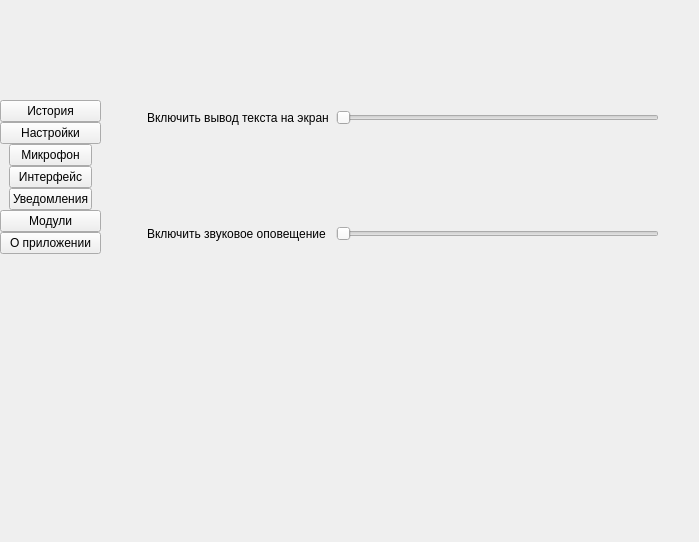
Monsets/Eva, file des.ui: the form before one commit.
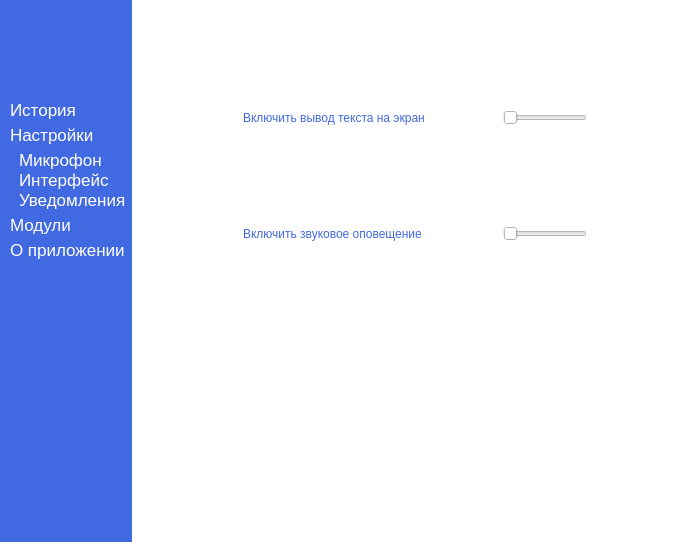
The form after the commit. The open tabs and pages were chosen to show the change.

Patch:
```diff
--- a/des.ui
+++ b/des.ui
@@ -13,9 +13,18 @@
     <height>542</height>
    </rect>
   </property>
+  <property name="minimumSize">
+   <size>
+    <width>699</width>
+    <height>542</height>
+   </size>
+  </property>
   <property name="windowTitle">
    <string>Eva</string>
   </property>
+  <property name="styleSheet">
+   <string notr="true">background-color: rgb(65,105,225)</string>
+  </property>
   <widget class="QWidget" name="centralwidget">
    <layout class="QGridLayout" name="gridLayout_4">
     <property name="leftMargin">
@@ -32,6 +41,9 @@
     </property>
     <item row="0" column="1">
      <widget class="QStackedWidget" name="stackedWidget">
+      <property name="styleSheet">
+       <string notr="true">background-color: white;</string>
+      </property>
       <property name="currentIndex">
        <number>2</number>
       </property>
@@ -208,13 +220,25 @@
          </property>
          <item row="0" column="0">
           <widget class="QLabel" name="label_5">
+          <property name="styleSheet">
+           <string notr="true">color: rgb(65,105,225);</string>
+          </property>
            <property name="text">
             <string>Включить вывод текста на экран</string>
            </property>
+          <property name="margin">
+           <number>15</number>
+          </property>
           </widget>
          </item>
          <item row="1" column="1">
-          <widget class="QSlider" name="horizontalSlider_2">
+         <widget class="QSlider" name="ToggleSlider_SoundNotify">
+          <property name="sizePolicy">
+           <sizepolicy hsizetype="Fixed" vsizetype="Fixed">
+            <horstretch>0</horstretch>
+            <verstretch>0</verstretch>
+           </sizepolicy>
+          </property>
            <property name="maximum">
             <number>1</number>
            </property>
@@ -225,16 +249,58 @@
          </item>
          <item row="1" column="0">
           <widget class="QLabel" name="label_6">
+          <property name="sizePolicy">
+           <sizepolicy hsizetype="Fixed" vsizetype="Preferred">
+            <horstretch>0</horstretch>
+            <verstretch>0</verstretch>
+           </sizepolicy>
+          </property>
+          <property name="styleSheet">
+           <string notr="true">color: rgb(65,105,225);</string>
+          </property>
            <property name="text">
             <string>Включить звуковое оповещение </string>
            </property>
+          <property name="margin">
+           <number>15</number>
+          </property>
           </widget>
          </item>
          <item row="0" column="1">
+         <widget class="QSlider" name="ToggleSlider_TextNotify">
+          <property name="enabled">
+           <bool>true</bool>
+          </property>
+          <property name="sizePolicy">
+           <sizepolicy hsizetype="Fixed" vsizetype="Fixed">
+            <horstretch>0</horstretch>
+            <verstretch>0</verstretch>
+           </sizepolicy>
+          </property>
+          <property name="styleSheet">
+           <string notr="true">border-radius: 5px;</string>
+          </property>
+          <property name="maximum">
+           <number>1</number>
+          </property>
+          <property name="orientation">
+           <enum>Qt::Horizontal</enum>
+          </property>
+         </widget>
+        </item>
+       </layout>
+      </widget>
+      <widget class="QWidget" name="settings_interface_page">
+       <layout class="QVBoxLayout" name="settings_interface_page_layout">
+        <item>
+         <widget class="QLabel" name="label_7">
+          <property name="text">
+           <string>Размер шрифта</string>
+          </property>
+         </widget>
+        </item>
+        <item>
           <widget class="QSlider" name="horizontalSlider">
-           <property name="maximum">
-            <number>1</number>
-           </property>
            <property name="orientation">
             <enum>Qt::Horizontal</enum>
            </property>
@@ -264,10 +330,10 @@
     <item row="0" column="0">
      <layout class="QVBoxLayout" name="verticalLayout" stretch="0,0,0,0,0,0">
       <property name="spacing">
-       <number>0</number>
+       <number>5</number>
       </property>
       <property name="leftMargin">
-       <number>0</number>
+       <number>10</number>
       </property>
       <property name="topMargin">
        <number>100</number>
@@ -277,6 +343,9 @@
       </property>
       <item>
        <widget class="QPushButton" name="Button_History">
+        <property name="styleSheet">
+         <string notr="true">color: white;border: none;font:  17px ;text-align:left;</string>
+        </property>
         <property name="text">
          <string>История</string>
         </property>
@@ -284,6 +353,9 @@
       </item>
       <item>
        <widget class="QPushButton" name="Button_Settings">
+        <property name="styleSheet">
+         <string notr="true">color: white;border: none;font:  17px ;text-align:left;</string>
+        </property>
         <property name="text">
          <string>Настройки</string>
         </property>
@@ -304,6 +376,9 @@
          <property name="topMargin">
           <number>0</number>
          </property>
+         <property name="rightMargin">
+          <number>0</number>
+         </property>
          <property name="bottomMargin">
           <number>0</number>
          </property>
@@ -312,6 +387,9 @@
            <property name="enabled">
             <bool>true</bool>
            </property>
+           <property name="styleSheet">
+            <string notr="true">color: white;border: none;font:  17px ;text-align:left;</string>
+           </property>
            <property name="text">
             <string>Микрофон</string>
            </property>
@@ -319,6 +397,9 @@
          </item>
          <item>
           <widget class="QPushButton" name="Button_Settings_Interface">
+           <property name="styleSheet">
+            <string notr="true">color: white;border: none;font:  17px ;text-align:left;</string>
+           </property>
            <property name="text">
             <string>Интерфейс</string>
            </property>
@@ -326,6 +407,9 @@
          </item>
          <item>
           <widget class="QPushButton" name="Button_Settings_Notify">
+           <property name="styleSheet">
+            <string notr="true">color: white;border: none;font:  17px ;text-align:left;</string>
+           </property>
            <property name="text">
             <string>Уведомления</string>
            </property>
@@ -336,6 +420,9 @@
       </item>
       <item>
        <widget class="QPushButton" name="Button_Modules">
+        <property name="styleSheet">
+         <string notr="true">color: white;border: none;font:  17px ;text-align:left;</string>
+        </property>
         <property name="text">
          <string>Модули</string>
         </property>
@@ -343,6 +430,12 @@
       </item>
       <item>
        <widget class="QPushButton" name="Button_About">
+        <property name="autoFillBackground">
+         <bool>false</bool>
+        </property>
+        <property name="styleSheet">
+         <string notr="true">color: white;border: none;font:  17px ;text-align:left;</string>
+        </property>
         <property name="text">
          <string>О приложении</string>
         </property>
```
Left out of the diff: 56 changed lines with no effect on the pictures. Lines whose indentation alone changed are shown as unchanged.
